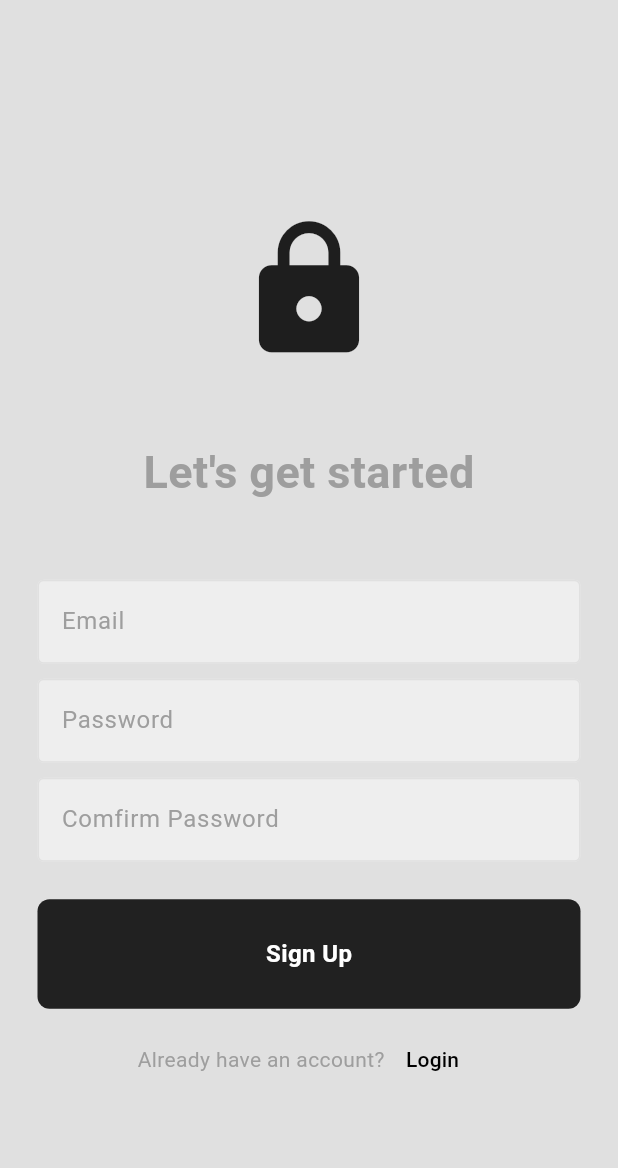
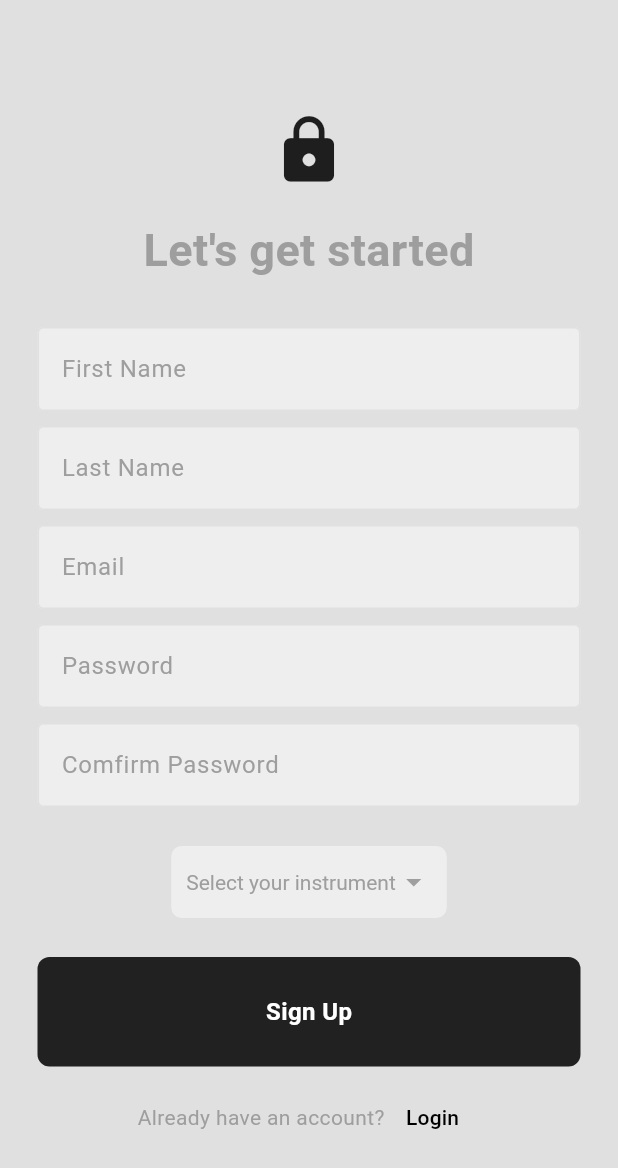
Before and after one commit to JarneClaesen/lojm, a Flutter app: the screen it shows after launch, after a tap on "Register", on a phone screen of 412 x 824 dp. Shown: the top 1168 px of the screen. Run offline on Flutter 3.47's test engine with Material 2 defaults, Android fonts, the light colour scheme and no system bars; our stand-ins replace cloud_firestore, firebase_auth, firebase_core, firebase_storage, shared_preferences; missing offline and left inert: flutter_pdfview; accounts and stored records are empty; network calls fail.

Commit message:
Add firstname, lastname instrument on register + add them in profile

```diff
--- a/lib/auth/auth.dart
+++ b/lib/auth/auth.dart
@@ -13,8 +13,6 @@ class AuthPage extends StatelessWidget {
       body: StreamBuilder(
         stream: FirebaseAuth.instance.authStateChanges(),
         builder: (context, snapshot) {
-          print("Auth Stream data: ${snapshot.data}");
-          print("Auth Stream error: ${snapshot.error}");
           if (snapshot.hasData) {
             return const HomePage();
           }
--- /dev/null
+++ b/lib/components/dropdown.dart
@@ -0,0 +1,72 @@
+import 'package:flutter/material.dart';
+
+class MyDropdown extends StatefulWidget {
+  final List<String> items;
+  final String? selectedItem;
+  final ValueChanged<String?> onChanged;
+
+  const MyDropdown({
+    Key? key,
+    required this.items,
+    this.selectedItem,
+    required this.onChanged,
+  }) : super(key: key);
+
+  @override
+  _MyDropdownState createState() => _MyDropdownState();
+}
+
+class _MyDropdownState extends State<MyDropdown> {
+  String? _currentItem;
+
+  @override
+  void initState() {
+    super.initState();
+    _currentItem = widget.selectedItem;
+  }
+
+  @override
+  Widget build(BuildContext context) {
+    return Container(
+      padding: const EdgeInsets.symmetric(horizontal: 10.0),
+      decoration: BoxDecoration(
+        color: Theme.of(context).colorScheme.primary,
+        border: Border.all(color: Theme.of(context).colorScheme.secondary),
+        borderRadius: BorderRadius.circular(8.0),
+      ),
+      child: DropdownButtonHideUnderline(
+        child: DropdownButton<String>(
+          borderRadius: BorderRadius.circular(8.0),
+          value: _currentItem,
+          items: widget.items.map((String item) {
+            return DropdownMenuItem<String>(
+              value: item,
+              child: Container(
+                margin: const EdgeInsets.symmetric(vertical: 4.0),
+                padding: const EdgeInsets.all(8.0),
+                decoration: BoxDecoration(
+                  borderRadius: BorderRadius.circular(8.0),
+                  color: Theme.of(context).colorScheme.primary,
+                ),
+                child: Text(item, style: TextStyle(color: Theme.of(context).colorScheme.onSurface)),
+              ),
+            );
+          }).toList(),
+          onChanged: (newValue) {
+            setState(() {
+              _currentItem = newValue;
+            });
+            widget.onChanged(newValue); // notify the parent about the change
+          },
+          dropdownColor: Theme.of(context).colorScheme.primary,
+          style: TextStyle(color: Theme.of(context).colorScheme.onSurface),
+          hint: Text(
+            "Select your instrument",
+            style: TextStyle(color: Colors.grey[500]),
+          ),
+          icon: Icon(Icons.arrow_drop_down, color: Colors.grey[500]),
+        ),
+      ),
+    );
+  }
+}
--- a/lib/pages/register_page.dart
+++ b/lib/pages/register_page.dart
@@ -3,6 +3,7 @@ import 'package:firebase_auth/firebase_auth.dart';
 import 'package:flutter/material.dart';
 
 import '../components/button.dart';
+import '../components/dropdown.dart';
 import '../components/text_field.dart';
 
 class RegisterPage extends StatefulWidget {
@@ -17,9 +18,28 @@ class _RegisterPageState extends State<RegisterPage> {
   final emailTextController = TextEditingController();
   final passwordTextController = TextEditingController();
   final comfirmPasswordTextController = TextEditingController();
+  final firstNameTextController = TextEditingController();
+  final lastNameTextController = TextEditingController();
+
+  List<String> instruments = ['Violin', 'Viola', 'Cello', 'Double Bass', 'Flute', 'Oboe', 'Clarinet', 'Bassoon', 'Trumpet', 'Trombone', 'Horn', 'Tuba', 'Percussion', 'Piano', 'Harp'];
+  String? selectedInstrument;
 
   // sign user up
   void signUp() async {
+
+    if (firstNameTextController.text.isEmpty ||
+        lastNameTextController.text.isEmpty ||
+        emailTextController.text.isEmpty ||
+        passwordTextController.text.isEmpty ||
+        comfirmPasswordTextController.text.isEmpty) { // 4. Check all fields are filled
+      displayMessage('Please fill in all fields.');
+      return;
+    }
+
+    if (selectedInstrument == null) {
+      displayMessage('Please select an instrument.');
+      return;
+    }
 
     if (passwordTextController.text != comfirmPasswordTextController.text) {
       displayMessage('Passwords do not match');
@@ -42,9 +62,9 @@ class _RegisterPageState extends State<RegisterPage> {
       // after creating user, create new document in could firestore called users
       FirebaseFirestore.instance.collection("Users").doc(userCredential.user!.email).set({
         'Username': emailTextController.text.split("@")[0],
-        'FirstName': '',
-        'LastName': '',
-        'Instrument': '',
+        'FirstName': firstNameTextController.text,
+        'LastName': lastNameTextController.text,
+        'Instrument': selectedInstrument ?? 'Not selected',
         'Bio': 'Empty bio',
         'ProfilePicture': '',
         'IsAdmin': false,
@@ -78,12 +98,12 @@ class _RegisterPageState extends State<RegisterPage> {
             child: Column(
               mainAxisAlignment: MainAxisAlignment.center,
               children: [
-                const SizedBox(height: 50),
+                const SizedBox(height: 20),
 
                 //logo
-                const Icon(Icons.lock, size: 100),
+                const Icon(Icons.lock, size: 50),
 
-                const SizedBox(height: 50),
+                const SizedBox(height: 20),
 
                 // welcome back message
                 Text(
@@ -95,7 +115,17 @@ class _RegisterPageState extends State<RegisterPage> {
                   ),
                 ),
 
-                const SizedBox(height: 50),
+                const SizedBox(height: 30),
+
+                // First name textfield
+                MyTextField(controller: firstNameTextController, hintText: 'First Name', obscureText: false),
+
+                const SizedBox(height: 10),
+
+                // Last name textfield
+                MyTextField(controller: lastNameTextController, hintText: 'Last Name', obscureText: false),
+
+                const SizedBox(height: 10),
 
                 // email textfield
                 MyTextField(controller: emailTextController, hintText: 'Email', obscureText: false),
@@ -109,6 +139,19 @@ class _RegisterPageState extends State<RegisterPage> {
 
                 // comfirm password textfield
                 MyTextField(controller: comfirmPasswordTextController, hintText: 'Comfirm Password', obscureText: true),
+
+                const SizedBox(height: 25),
+
+                // instrument dropdown
+                MyDropdown(
+                  items: instruments,
+                  selectedItem: selectedInstrument,
+                  onChanged: (newValue) {
+                    setState(() {
+                      selectedInstrument = newValue;
+                    });
+                  },
+                ),
 
                 const SizedBox(height: 25),
 
```
Also changed, not shown: lib/pages/profile_page.dart (+74 -0 lines).
